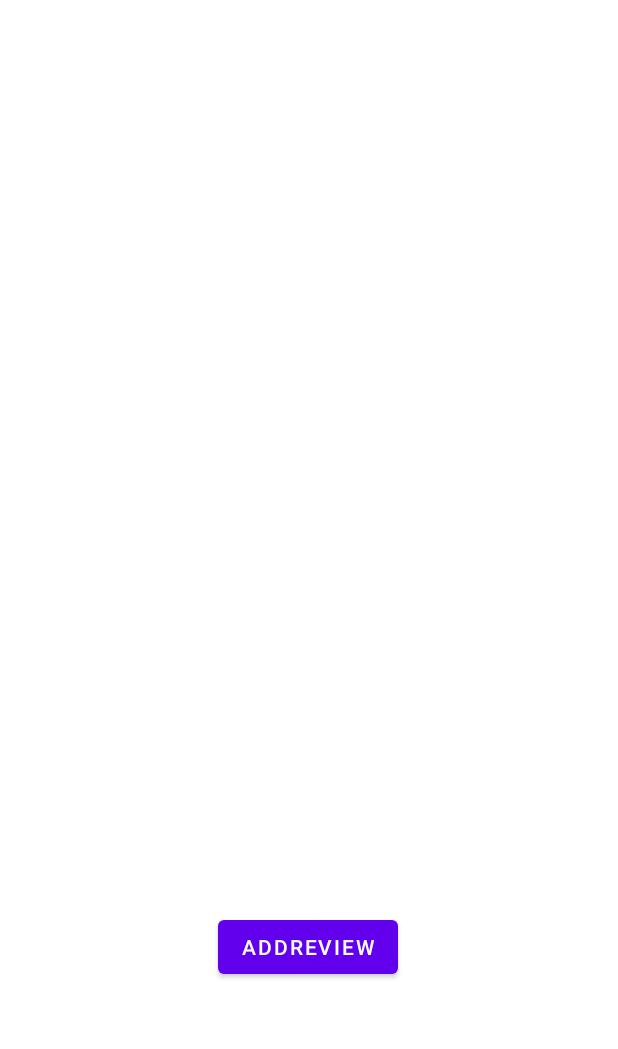
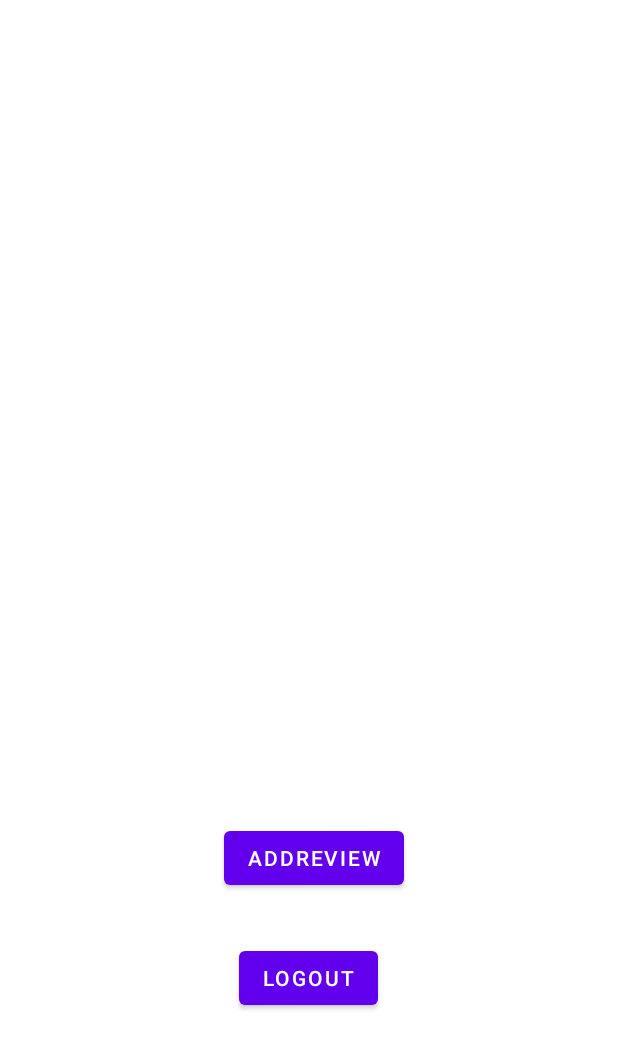
Before and after one commit to rao-suraj/Placement-Book, an Android app: the UserHomeActivity screen opened directly, with no data from a screen before it, on a phone screen of 412 x 824 dp. Shown: the top 1049 px of the screen. Run offline under Robolectric (Android 15) with nearby library versions, the phone set to English and light mode, and no system bars.

```diff
--- a/app/src/main/java/com/example/placementbook/dataclass/CompanyReview.kt
+++ b/app/src/main/java/com/example/placementbook/dataclass/CompanyReview.kt
@@ -1,4 +1,4 @@
 package com.example.placementbook.dataclass
 
-class CompanyReview(val questions:String="-",val tips:String="-",val impTopic:String="-",val cmpyFeedback:String="-") {
+class CompanyReview(val companyName:String="-",val studentName:String="",val questions:String="-",val tips:String="-",val impTopic:String="-",val cmpyFeedback:String="-") {
 }
--- a/app/src/main/res/layout/activity_user_home.xml
+++ b/app/src/main/res/layout/activity_user_home.xml
@@ -10,12 +10,22 @@
         android:id="@+id/buttonAddReview"
         android:layout_width="wrap_content"
         android:layout_height="wrap_content"
+        android:layout_marginTop="548dp"
         android:text="addReview"
-        app:layout_constraintBottom_toBottomOf="parent"
+        app:layout_constraintEnd_toEndOf="parent"
+        app:layout_constraintHorizontal_bias="0.511"
+        app:layout_constraintStart_toStartOf="parent"
+        app:layout_constraintTop_toTopOf="parent" />
+
+    <Button
+        android:id="@+id/logout_button"
+        android:layout_width="wrap_content"
+        android:layout_height="wrap_content"
+        android:layout_marginTop="32dp"
+        android:text="LogOut"
         app:layout_constraintEnd_toEndOf="parent"
         app:layout_constraintHorizontal_bias="0.498"
         app:layout_constraintStart_toStartOf="parent"
-        app:layout_constraintTop_toTopOf="parent"
-        app:layout_constraintVertical_bias="0.783" />
+        app:layout_constraintTop_toBottomOf="@+id/buttonAddReview" />
 
 </androidx.constraintlayout.widget.ConstraintLayout>
```
Also changed, not shown: app/src/main/java/com/example/placementbook/AddReviewActivity.kt (+51 -21 lines), app/src/main/java/com/example/placementbook/MainActivity.kt (+20 -2 lines), app/src/main/java/com/example/placementbook/UserHomeActivity.kt (+14 -0 lines), app/src/main/res/layout/activity_add_review.xml (+12 -14 lines).
